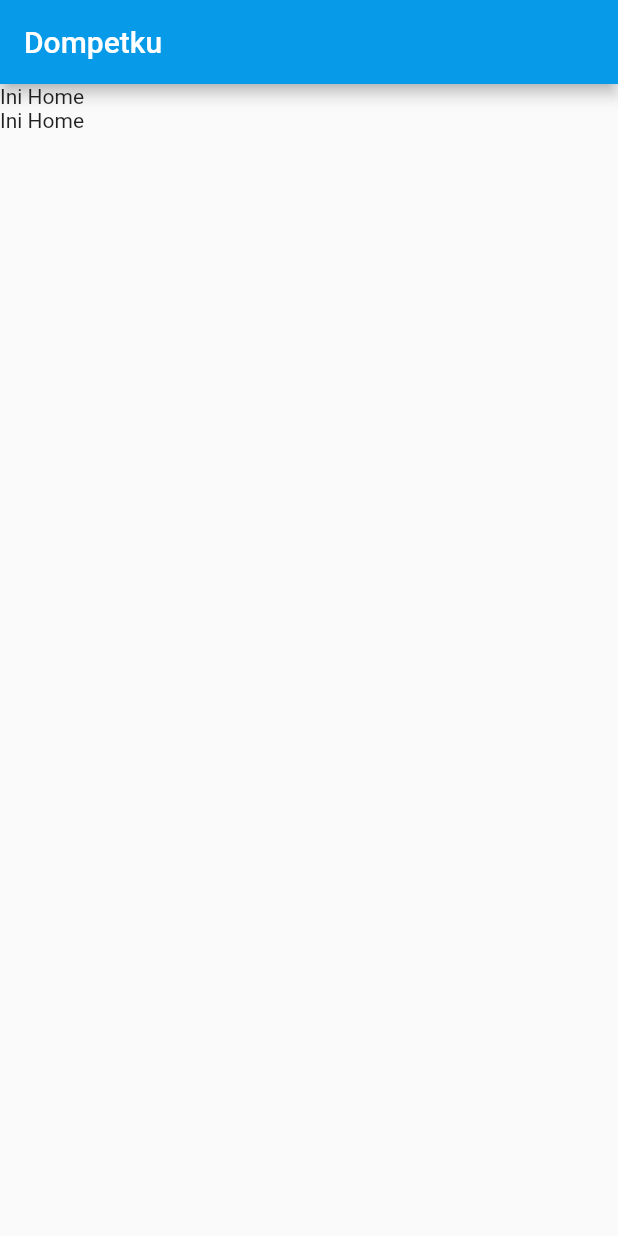
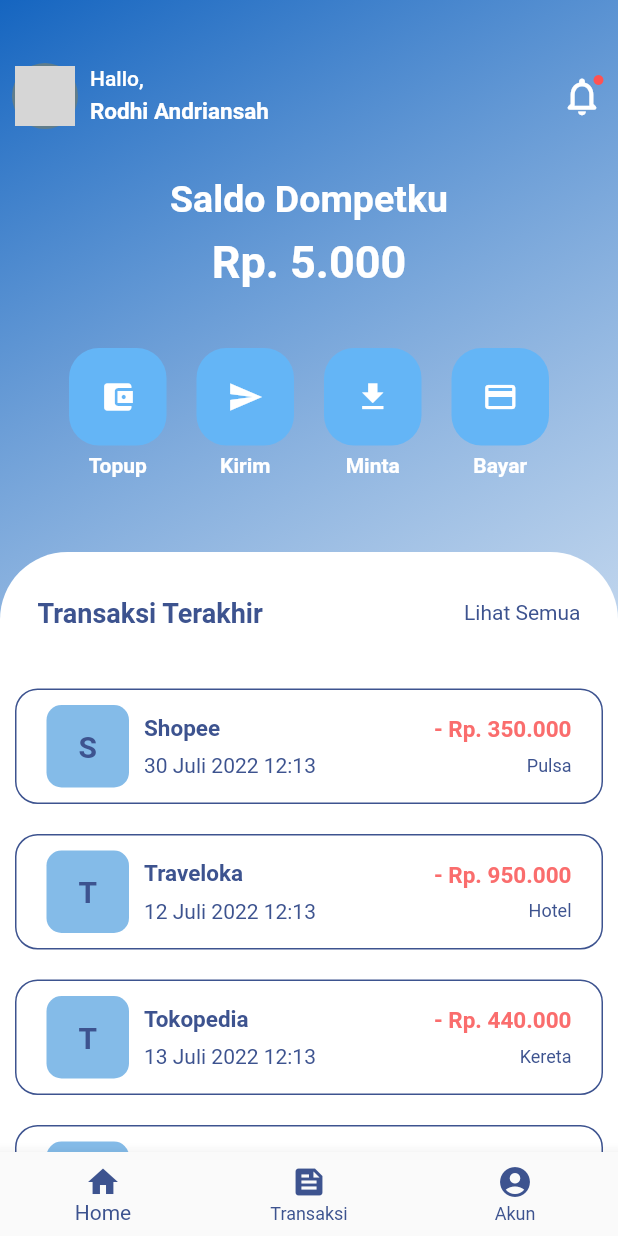
Before and after one commit to Chopin44/dompetku, a Flutter app: the screen it shows after launch, on a phone screen of 412 x 824 dp. Run offline on Flutter 3.47's test engine with Material 2 defaults, Android fonts, the phone set to English and light mode, and no system bars; network calls fail; grey boxes are pictures that could not be loaded.

Commit message:
add halaman pisah-pisah

```diff
--- a/dompetku_app/lib/home.dart
+++ b/dompetku_app/lib/home.dart
@@ -1,5 +1,14 @@
+import 'package:dompetku_app/widgets/akun_screen.dart';
+import 'package:dompetku_app/widgets/menu_box.dart';
+import 'package:dompetku_app/widgets/transaction_detail.dart';
+import 'package:dompetku_app/widgets/transaction_item.dart';
 import 'package:flutter/material.dart';
 import 'package:dompetku_app/util/app_theme.dart';
+
+import 'models/transaksi.dart';
+import 'widgets/home_screen.dart';
+
+
 
 class Home extends StatefulWidget {
   const Home({super.key});
@@ -9,20 +18,45 @@ class Home extends StatefulWidget {
 }
 
 class _HomeState extends State<Home> {
+
+  int selectedPage = 0;
+
+  final _pageOptions = [
+    HomeScreen(),
+    DetailTransactionScreen(),
+    Akun_Screen()
+  ];
+
   @override
   Widget build(BuildContext context) {
     return Scaffold(
-      appBar: AppBar(
-        title: Text("Dompetku"),
-        backgroundColor: COLOR_PRIMARY,
-      ),
-      body: Container(
-        child: Column(
-          children: [
-            Text("Ini Home"),
-            Text("Ini Home"),
-          ],
-          ),
+      body: _pageOptions[selectedPage],
+      bottomNavigationBar: BottomNavigationBar(
+        items: const [
+          BottomNavigationBarItem(
+              icon: Icon(
+                Icons.home,
+              ),
+              label: 'Home'),
+          BottomNavigationBarItem(
+              icon: Icon(
+                Icons.feed,
+              ),
+              label: 'Transaksi'),
+          BottomNavigationBarItem(
+              icon: Icon(
+                Icons.account_circle,
+              ),
+              label: 'Akun'),
+        ],
+        selectedItemColor: const Color(0xFF3D538F),
+        unselectedItemColor: const Color(0xFF3D538F),
+        onTap: (index) {
+          setState(() {
+            selectedPage = index;
+          });
+
+        },
       ),
     );
   }
--- /dev/null
+++ b/dompetku_app/lib/models/transaksi.dart
@@ -0,0 +1,88 @@
+class Transaction {
+  final int id;
+  final String to;
+  final String amount;
+  final String date;
+  final String description;
+
+  Transaction(
+    this.id,
+    this.to,
+    this.amount,
+    this.date,
+    this.description,
+  );
+}
+
+final List<Transaction> transactions = [
+  Transaction(
+    1,
+    'Shopee',
+    '350.000',
+    '30 Juli 2022 12:13',
+    'Pulsa',
+  ),
+  Transaction(
+    2,
+    'Traveloka',
+    '950.000',
+    '12 Juli 2022 12:13',
+    'Hotel',
+  ),
+  Transaction(
+    3,
+    'Tokopedia',
+    '440.000',
+    '13 Juli 2022 12:13',
+    'Kereta',
+  ),
+  Transaction(
+    4,
+    'Blibli',
+    '4.500.000',
+    '10 Juli 2022 12:13',
+    'LCD',
+  ),
+  Transaction(
+    5,
+    'Lazada',
+    '2.000.000',
+    '20 Juli 2022 12:13',
+    'Mouse',
+  ),
+  Transaction(
+    6,
+    'Flip',
+    '3.000.000',
+    '23 Juli 2022 12:13',
+    'Transfer',
+  ),
+  Transaction(
+    7,
+    'Tiket.com',
+    '750.000',
+    '4 Juli 2022 12:13',
+    'Pesawat',
+  ),
+  Transaction(
+    8,
+    'Traveloka',
+    '950.000',
+    '12 Juli 2022 12:13',
+    'Pesawat',
+  ),
+  Transaction(
+    9,
+    'Pegipegi',
+    '860.000',
+    '18 Juli 2022 12:13',
+    'Hotel',
+  ),
+  Transaction(
+    10,
+    'Flip',
+    '250.000',
+    '26 Juli 2022 12:13',
+    'transfer',
+  ),
+];
--- /dev/null
+++ b/dompetku_app/lib/widgets/akun_screen.dart
@@ -0,0 +1,14 @@
+import 'package:flutter/cupertino.dart';
+import 'package:flutter/src/widgets/container.dart';
+import 'package:flutter/src/widgets/framework.dart';
+
+ class Akun_Screen extends StatelessWidget {
+  const Akun_Screen({super.key});
+
+  @override
+  Widget build(BuildContext context) {
+    return Container(
+      child: Text("Akun"),
+    );
+  }
+}
--- /dev/null
+++ b/dompetku_app/lib/widgets/bayar/bayar_screen.dart
@@ -0,0 +1,14 @@
+import 'package:flutter/material.dart';
+import 'package:flutter/src/widgets/container.dart';
+import 'package:flutter/src/widgets/framework.dart';
+
+class BayarScreen extends StatelessWidget {
+  const BayarScreen({super.key});
+
+  @override
+  Widget build(BuildContext context) {
+    return Scaffold(
+      body: Text("Bayar"),
+    );
+  }
+}
--- /dev/null
+++ b/dompetku_app/lib/widgets/home_screen.dart
@@ -0,0 +1,222 @@
+import 'package:dompetku_app/widgets/bayar/bayar_screen.dart';
+import 'package:dompetku_app/widgets/kirim/kirim_screen.dart';
+import 'package:dompetku_app/widgets/menu_box.dart';
+import 'package:dompetku_app/widgets/minta/minta_screen.dart';
+import 'package:dompetku_app/widgets/topup/topup_screen.dart';
+import 'package:dompetku_app/widgets/transaction_item.dart';
+import 'package:flutter/material.dart';
+import 'package:flutter/src/widgets/container.dart';
+import 'package:flutter/src/widgets/framework.dart';
+import 'package:flutter/widgets.dart';
+
+import '../models/transaksi.dart';
+import 'transaction_detail.dart';
+
+class HomeScreen extends StatelessWidget {
+  const HomeScreen({super.key});
+
+  @override
+  Widget build(BuildContext context) {
+    return Container(
+        decoration: BoxDecoration(
+          gradient: LinearGradient(
+            colors: [
+              Colors.blue.shade800,
+              Colors.white60,
+            ],
+            begin: Alignment.topLeft,
+            end: Alignment.bottomRight,
+          ),
+        ),
+        child: Column(
+          children: [
+            Container(
+              padding: const EdgeInsets.only(top: 40),
+              child: Row(
+                mainAxisAlignment: MainAxisAlignment.center,
+                children: [
+                  const Padding(
+                    padding: EdgeInsets.symmetric(horizontal: 8.0),
+                    child: CircleAvatar(
+                      radius: 22,
+                      backgroundColor: Colors.blueGrey,
+                      child: CircleAvatar(
+                        radius: 20,
+                        backgroundImage:
+                            NetworkImage('https://i.pravatar.cc/150?img=11'),
+                      ),
+                    ),
+                  ),
+                  Expanded(
+                    child: Column(
+                      crossAxisAlignment: CrossAxisAlignment.start,
+                      children: const [
+                        Text(
+                          "Hallo,",
+                          style: TextStyle(
+                            fontWeight: FontWeight.w500,
+                            color: Colors.white,
+                          ),
+                        ),
+                        SizedBox(
+                          height: 5,
+                        ),
+                        Text(
+                          "Rodhi Andriansah",
+                          style: TextStyle(
+                            color: Colors.white,
+                            fontWeight: FontWeight.w700,
+                            fontSize: 15,
+                          ),
+                        ),
+                      ],
+                    ),
+                  ),
+                  IconButton(
+                    icon: Stack(
+                      children: const [
+                        Icon(
+                          Icons.notifications_none_rounded,
+                          color: Colors.white,
+                          size: 30,
+                        ),
+                        Positioned(
+                          top: 0.0,
+                          right: 0.0,
+                          child: Icon(
+                            Icons.brightness_1,
+                            size: 8.0,
+                            color: Colors.redAccent,
+                          ),
+                        )
+                      ],
+                    ),
+                    onPressed: () {},
+                  ),
+                ],
+              ),
+            ),
+            Container(
+              padding: const EdgeInsets.only(top: 30),
+              alignment: Alignment.center,
+              child: Column(
+                children: const [
+                  Text(
+                    "Saldo Dompetku",
+                    style: TextStyle(
+                      color: Colors.white,
+                      fontSize: 25,
+                      fontWeight: FontWeight.bold,
+                    ),
+                  ),
+                  Padding(
+                    padding: EdgeInsets.symmetric(vertical: 10),
+                    child: Text(
+                      "Rp. 5.000",
+                      style: TextStyle(
+                        color: Colors.white,
+                        fontSize: 30,
+                        fontWeight: FontWeight.w700,
+                      ),
+                    ),
+                  ),
+                ],
+              ),
+            ),
+            Container(
+              margin: const EdgeInsets.only(top: 30),
+              child: Row(
+                mainAxisAlignment: MainAxisAlignment.center,
+                children: const [
+                  MenuWidget(
+                    icon: Icons.account_balance_wallet,
+                    text: "Topup",
+                    tampilan: TopupScreen(),
+                  ),
+                  MenuWidget(
+                    icon: Icons.send,
+                    text: "Kirim",
+                    tampilan: KirimScreen(),
+                  ),
+                  MenuWidget(
+                    icon: Icons.download,
+                    text: "Minta",
+                    tampilan: MintaScreen(),
+                  ),
+                  MenuWidget(
+                    icon: Icons.payment,
+                    text: "Bayar",
+                    tampilan: BayarScreen(),
+                  ),
+                ],
+              ),
+            ),
+            Expanded(
+              child: Container(
+                margin: const EdgeInsets.only(top: 50),
+                decoration: const BoxDecoration(
+                  color: Colors.white,
+                  borderRadius: BorderRadius.vertical(
+                    top: Radius.circular(45),
+                  ),
+                ),
+                child: Column(
+                  children: [
+                    Padding(
+                      padding: const EdgeInsets.symmetric(
+                        vertical: 30,
+                        horizontal: 25,
+                      ),
+                      child: Row(
+                        children: [
+                          const Expanded(
+                            child: Text(
+                              "Transaksi Terakhir",
+                              style: TextStyle(
+                                fontSize: 18,
+                                color: Color(0xFF3D538F),
+                                fontWeight: FontWeight.bold,
+                              ),
+                            ),
+                          ),
+                          GestureDetector(
+                            onTap: () {
+                              showModalBottomSheet(
+                                context: context,
+                                isScrollControlled: true,
+                                builder: (BuildContext ctx) {
+                                  return const DetailTransactionScreen();
+                                },
+                              );
+                            },
+                            child: const Text(
+                              'Lihat Semua',
+                              textAlign: TextAlign.right,
+                              style: TextStyle(
+                                fontSize: 14,
+                                color: Color(0xFF3D538F),
+                              ),
+                            ),
+                          ),
+                        ],
+                      ),
+                    ),
+                    Expanded(
+                      child: ListView.builder(
+                        itemBuilder: (context, index) {
+                          return TransactionItem(
+                            transaction: transactions[index],
+                          );
+                        },
+                        itemCount: transactions.length,
+                      ),
+                    ),
+                  ],
+                ),
+              ),
+            ),
+          ],
+        ),
+      );
+  }
+}
--- /dev/null
+++ b/dompetku_app/lib/widgets/kirim/kirim_screen.dart
@@ -0,0 +1,19 @@
+import 'package:flutter/material.dart';
+import 'package:flutter/src/widgets/container.dart';
+import 'package:flutter/src/widgets/framework.dart';
+
+class KirimScreen extends StatefulWidget {
+  const KirimScreen({super.key});
+
+  @override
+  State<KirimScreen> createState() => _KirimScreenState();
+}
+
+class _KirimScreenState extends State<KirimScreen> {
+  @override
+  Widget build(BuildContext context) {
+    return Scaffold(
+      body: Text("Kirim"),
+    );
+  }
+}
--- /dev/null
+++ b/dompetku_app/lib/widgets/menu_box.dart
@@ -0,0 +1,58 @@
+import 'package:dompetku_app/widgets/topup/topup_screen.dart';
+import 'package:dompetku_app/widgets/akun_screen.dart';
+import 'package:flutter/material.dart';
+
+class MenuWidget extends StatelessWidget {
+  final IconData icon;
+  final String text;
+  final Widget tampilan;
+
+  const MenuWidget({
+    Key? key,
+    required this.icon,
+    required this.text,
+    required this.tampilan,
+  }) : super(key: key);
+
+  @override
+  Widget build(BuildContext context) {
+    return Padding(
+      padding: const EdgeInsets.symmetric(horizontal: 10),
+      child: InkWell(
+        onTap: () => {
+          Navigator.push(context,
+              MaterialPageRoute(builder: (context) => tampilan))
+        },
+        child: Column(
+          mainAxisAlignment: MainAxisAlignment.center,
+          crossAxisAlignment: CrossAxisAlignment.center,
+          children: [
+            Container(
+              width: 65,
+              height: 65,
+              alignment: Alignment.center,
+              decoration: BoxDecoration(
+                color: Colors.blue.shade300,
+                borderRadius: BorderRadius.circular(20),
+              ),
+              child: Icon(
+                icon,
+                color: Colors.white,
+              ),
+            ),
+            const SizedBox(
+              height: 5,
+            ),
+            Text(
+              text,
+              style: const TextStyle(
+                color: Colors.white,
+                fontWeight: FontWeight.bold,
+              ),
+            )
+          ],
+        ),
+      ),
+    );
+  }
+}
--- /dev/null
+++ b/dompetku_app/lib/widgets/minta/minta_screen.dart
@@ -0,0 +1,19 @@
+import 'package:flutter/material.dart';
+import 'package:flutter/src/widgets/container.dart';
+import 'package:flutter/src/widgets/framework.dart';
+
+class MintaScreen extends StatefulWidget {
+  const MintaScreen({super.key});
+
+  @override
+  State<MintaScreen> createState() => _MintaScreenState();
+}
+
+class _MintaScreenState extends State<MintaScreen> {
+  @override
+  Widget build(BuildContext context) {
+    return Scaffold(
+      body: Text("Minta"),
+    );
+  }
+}
--- /dev/null
+++ b/dompetku_app/lib/widgets/topup/topup_screen.dart
@@ -0,0 +1,19 @@
+import 'package:flutter/material.dart';
+import 'package:flutter/src/widgets/container.dart';
+import 'package:flutter/src/widgets/framework.dart';
+
+class TopupScreen extends StatefulWidget {
+  const TopupScreen({super.key});
+
+  @override
+  State<TopupScreen> createState() => _TopupScreenState();
+}
+
+class _TopupScreenState extends State<TopupScreen> {
+  @override
+  Widget build(BuildContext context) {
+    return Scaffold(
+      body: Text("Top up"),
+    );
+  }
+}
--- /dev/null
+++ b/dompetku_app/lib/widgets/transaction_detail.dart
@@ -0,0 +1,44 @@
+import 'package:flutter/material.dart';
+
+import '../models/transaksi.dart';
+import 'transaction_item.dart';
+class DetailTransactionScreen extends StatelessWidget {
+  const DetailTransactionScreen({Key? key}) : super(key: key);
+
+  @override
+  Widget build(BuildContext context) {
+    return Column(
+      children: [
+        Padding(
+          padding: const EdgeInsets.only(top: 50, bottom: 10),
+          child: Row(
+            children: [
+              IconButton(
+                onPressed: () => Navigator.of(context).pop(),
+                icon: const Icon(Icons.arrow_back_ios),
+              ),
+              const Text(
+                "Histori Transaksi",
+                style: TextStyle(
+                  fontSize: 18,
+                  color: Color(0xFF3D538F),
+                  fontWeight: FontWeight.bold,
+                ),
+              ),
+            ],
+          ),
+        ),
+        Expanded(
+          child: ListView.builder(
+            itemBuilder: (context, index) {
+              return TransactionItem(
+                transaction: transactions[index],
+              );
+            },
+            itemCount: transactions.length,
+          ),
+        ),
+      ],
+    );
+  }
+}
--- /dev/null
+++ b/dompetku_app/lib/widgets/transaction_item.dart
@@ -0,0 +1,99 @@
+import 'package:flutter/material.dart';
+
+import '../models/transaksi.dart';
+
+class TransactionItem extends StatelessWidget {
+  final Transaction transaction;
+  const TransactionItem({
+    Key? key,
+    required this.transaction,
+  }) : super(key: key);
+
+  @override
+  Widget build(BuildContext context) {
+    return Container(
+      margin: const EdgeInsets.all(10),
+      padding: const EdgeInsets.symmetric(horizontal: 20, vertical: 10),
+      decoration: BoxDecoration(
+          border: Border.all(
+            color: const Color(0xFF3D538F),
+          ),
+          borderRadius: BorderRadius.circular(15)),
+      child: Row(
+        children: [
+          Container(
+            padding: const EdgeInsets.all(10),
+            margin: const EdgeInsets.only(right: 10),
+            decoration: BoxDecoration(
+                color: const Color.fromARGB(255, 132, 187, 232),
+                borderRadius: BorderRadius.circular(10)),
+            child: SizedBox(
+              width: 35,
+              height: 35,
+              child: Center(
+                child: Text(
+                  transaction.to
+                      .split(" ")
+                      .map((e) => e.substring(0, 1))
+                      .toList()
+                      .join(),
+                  style: const TextStyle(
+                    color: Color(0xFF3D538F),
+                    fontSize: 20,
+                    fontWeight: FontWeight.bold,
+                  ),
+                ),
+              ),
+              // Image.network(
+              //   this.image,
+              // ),
+            ),
+          ),
+          Expanded(
+            child: Column(
+              crossAxisAlignment: CrossAxisAlignment.start,
+              children: [
+                Padding(
+                  padding: const EdgeInsets.only(bottom: 8),
+                  child: Text(
+                    transaction.to,
+                    style: const TextStyle(
+                      fontSize: 15,
+                      color: Color(0xFF3D538F),
+                      fontWeight: FontWeight.bold,
+                    ),
+                  ),
+                ),
+                Text(
+                  transaction.date,
+                  style:
+                      const TextStyle(color: Color(0xFF3D538F), fontSize: 14),
+                ),
+              ],
+            ),
+          ),
+          Column(
+            crossAxisAlignment: CrossAxisAlignment.end,
+            children: [
+              Padding(
+                padding: const EdgeInsets.only(bottom: 8),
+                child: Text(
+                  "- Rp. ${transaction.amount}",
+                  style: const TextStyle(
+                    fontSize: 15,
+                    color: Color(0xFFFA6D6D),
+                    fontWeight: FontWeight.bold,
+                  ),
+                ),
+              ),
+              Text(
+                transaction.description,
+                style: const TextStyle(color: Color(0xFF3D538F), fontSize: 12),
+              ),
+            ],
+          ),
+        ],
+      ),
+    );
+  }
+}
```
